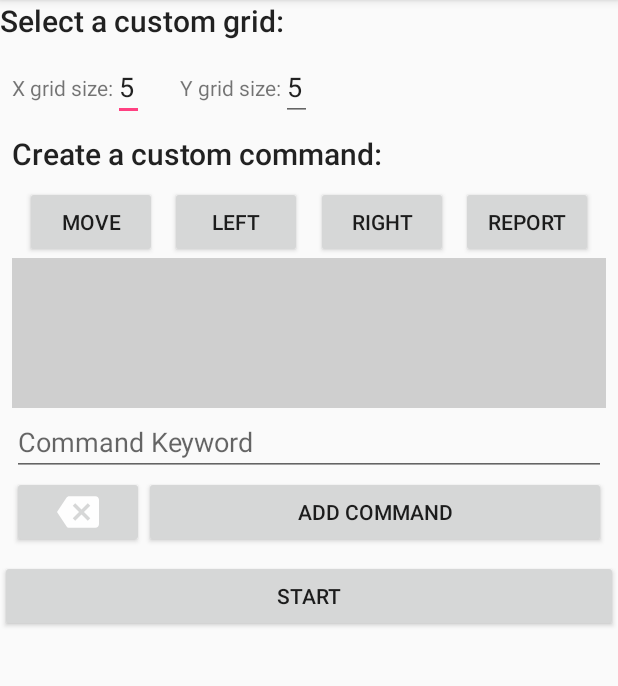
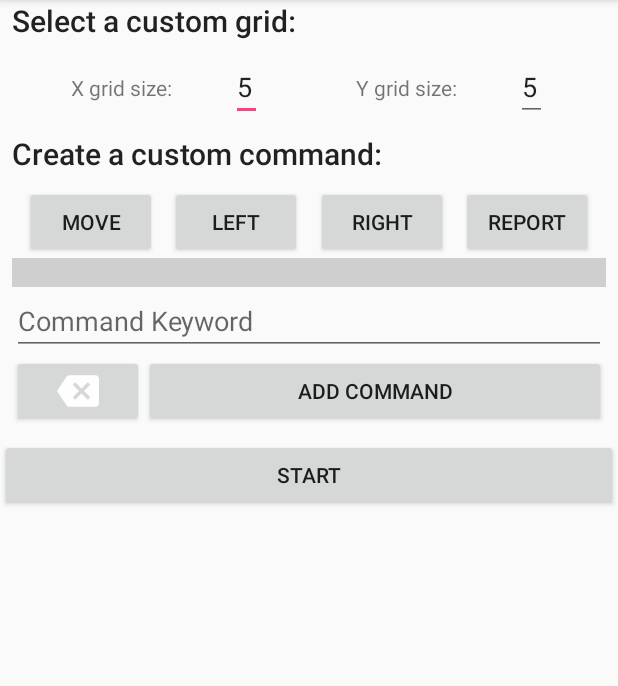
Before and after one commit to Davidvster/Android-robot-test, an Android app: the screen it shows after launch (SettingsActivity), on a phone screen of 412 x 824 dp, the part 84-770 px from its top. Run offline under Robolectric (Android 15) with nearby library versions, the phone set to English and light mode, and no system bars.

Commit message:
code changes

```diff
--- a/app/src/main/java/com/valic/david/robottest/model/Command.kt
+++ b/app/src/main/java/com/valic/david/robottest/model/Command.kt
@@ -4,5 +4,5 @@ import java.io.Serializable
 
 class Command : Serializable {
     var name: String = ""
-    val actions = mutableListOf<String>()
+    val actions = mutableListOf<Robot.Action>()
 }
--- a/app/src/main/res/layout/activity_settings.xml
+++ b/app/src/main/res/layout/activity_settings.xml
@@ -1,17 +1,28 @@
 <?xml version="1.0" encoding="utf-8"?>
-<android.support.constraint.ConstraintLayout xmlns:android="http://schemas.android.com/apk/res/android"
+<FrameLayout xmlns:android="http://schemas.android.com/apk/res/android"
     xmlns:app="http://schemas.android.com/apk/res-auto"
     xmlns:tools="http://schemas.android.com/tools"
     android:layout_width="match_parent"
     android:layout_height="match_parent"
     tools:context=".SettingsActivity">
 
+    <ScrollView
+        android:layout_width="match_parent"
+        android:layout_height="match_parent">
+
+        <android.support.constraint.ConstraintLayout
+            android:layout_width="match_parent"
+            android:layout_height="wrap_content">
+
             <TextView
                 android:id="@+id/custom_grid_title"
                 android:layout_width="match_parent"
                 android:layout_height="wrap_content"
+                android:paddingLeft="8dp"
+                android:paddingRight="8dp"
                 style="@style/TextAppearance.AppCompat.Light.SearchResult.Title"
                 app:layout_constraintTop_toTopOf="parent"
+                app:layout_constraintBottom_toTopOf="@+id/grid_layout"
                 android:text="@string/text_custom_grid_title"/>
 
             <android.support.constraint.ConstraintLayout
@@ -19,6 +30,7 @@
                 android:layout_width="match_parent"
                 android:layout_height="wrap_content"
                 app:layout_constraintTop_toBottomOf="@+id/custom_grid_title"
+                app:layout_constraintBottom_toTopOf="@+id/custom_command_title"
                 android:padding="8dp">
 
                 <TextView
@@ -38,6 +50,7 @@
                     android:layout_height="wrap_content"
                     android:inputType="number"
                     app:layout_constraintStart_toEndOf="@+id/grid_x_text"
+                    app:layout_constraintEnd_toStartOf="@+id/grid_y_text"
                     android:text="5"/>
 
                 <TextView
@@ -45,6 +58,7 @@
                     android:layout_width="wrap_content"
                     android:layout_height="wrap_content"
                     android:layout_marginLeft="24dp"
+                    android:layout_marginStart="24dp"
                     app:layout_constraintTop_toTopOf="parent"
                     app:layout_constraintStart_toEndOf="@+id/grid_x"
                     app:layout_constraintEnd_toStartOf="@+id/grid_y"
@@ -56,6 +70,7 @@
                     android:layout_width="wrap_content"
                     android:layout_height="wrap_content"
                     app:layout_constraintStart_toEndOf="@+id/grid_y_text"
+                    app:layout_constraintEnd_toEndOf="parent"
                     android:inputType="number"
                     android:text="5"/>
 
@@ -69,6 +84,7 @@
                 android:paddingRight="8dp"
                 style="@style/TextAppearance.AppCompat.Light.SearchResult.Title"
                 app:layout_constraintTop_toBottomOf="@+id/grid_layout"
+                app:layout_constraintBottom_toTopOf="@+id/command_layout"
                 android:text="@string/text_custom_command_title"/>
 
             <android.support.constraint.ConstraintLayout
@@ -76,7 +92,8 @@
                 android:layout_width="match_parent"
                 android:layout_height="wrap_content"
                 android:padding="8dp"
-        app:layout_constraintTop_toBottomOf="@+id/custom_command_title">
+                app:layout_constraintTop_toBottomOf="@+id/custom_command_title"
+                app:layout_constraintBottom_toTopOf="@+id/start_main">
 
                 <Button
                     android:id="@+id/robot_move"
@@ -85,7 +102,7 @@
                     app:layout_constraintTop_toTopOf="parent"
                     app:layout_constraintStart_toStartOf="parent"
                     app:layout_constraintEnd_toStartOf="@+id/robot_left"
-            app:layout_constraintBottom_toTopOf="@+id/command_text_layout"
+                    app:layout_constraintBottom_toTopOf="@+id/command_text"
                     android:text="@string/button_move"/>
 
                 <Button
@@ -95,7 +112,7 @@
                     app:layout_constraintTop_toTopOf="parent"
                     app:layout_constraintStart_toEndOf="@+id/robot_move"
                     app:layout_constraintEnd_toStartOf="@+id/robot_right"
-            app:layout_constraintBottom_toTopOf="@+id/command_text_layout"
+                    app:layout_constraintBottom_toTopOf="@+id/command_text"
                     android:text="@string/button_left"/>
 
                 <Button
@@ -105,7 +122,7 @@
                     app:layout_constraintTop_toTopOf="parent"
                     app:layout_constraintStart_toEndOf="@+id/robot_left"
                     app:layout_constraintEnd_toStartOf="@+id/robot_report"
-            app:layout_constraintBottom_toTopOf="@+id/command_text_layout"
+                    app:layout_constraintBottom_toTopOf="@+id/command_text"
                     android:text="@string/button_right"/>
 
                 <Button
@@ -114,29 +131,22 @@
                     android:layout_height="wrap_content"
                     app:layout_constraintTop_toTopOf="parent"
                     app:layout_constraintStart_toEndOf="@+id/robot_right"
-            app:layout_constraintBottom_toTopOf="@+id/command_text_layout"
+                    app:layout_constraintBottom_toTopOf="@+id/command_text"
                     app:layout_constraintEnd_toEndOf="parent"
                     android:text="@string/button_report"/>
-
-        <ScrollView
-            android:id="@+id/command_text_layout"
-            android:layout_width="match_parent"
-            app:layout_constraintTop_toBottomOf="@+id/robot_report"
-            android:background="@color/grayBackground"
-            android:layout_height="100dp">
 
                     <TextView
                         android:id="@+id/command_text"
                         android:layout_width="match_parent"
-                android:layout_height="wrap_content" />
-
-        </ScrollView>
+                        android:layout_height="wrap_content"
+                        android:background="@color/grayBackground"
+                        app:layout_constraintTop_toBottomOf="@+id/robot_report"/>
 
                 <EditText
                     android:id="@+id/command_name"
                     android:layout_width="match_parent"
                     android:layout_height="wrap_content"
-            app:layout_constraintTop_toBottomOf="@+id/command_text_layout"
+                    app:layout_constraintTop_toBottomOf="@+id/command_text"
                     android:hint="@string/command_keyword"/>
 
                 <ImageView
@@ -165,6 +175,11 @@
                 android:layout_width="match_parent"
                 android:layout_height="wrap_content"
                 app:layout_constraintTop_toBottomOf="@+id/command_layout"
+                app:layout_constraintBottom_toBottomOf="parent"
                 android:text="@string/button_start"/>
 
         </android.support.constraint.ConstraintLayout>
+
+    </ScrollView>
+
+</FrameLayout>
--- a/app/src/main/res/values/strings.xml
+++ b/app/src/main/res/values/strings.xml
@@ -1,18 +1,23 @@
 <resources>
     <string name="app_name">RobotTest</string>
-    <string name="button_report">REPORT</string>
+    <string name="button_report">Report</string>
     <string name="button_right">Right</string>
     <string name="button_left">Left</string>
     <string name="button_move">Move</string>
-    <string name="button_place">Place</string>
+
     <string name="hint_y">Y</string>
     <string name="hint_x">X</string>
+    <string name="button_place">Place</string>
+
     <string name="menu_custom_commands">Custom Commands</string>
+    <string name="custom_command_dialog_title">Choose a custom command</string>
+    <string name="edit_custom_command_dialog_title">Click a custom command to edit it</string>
     <string name="command_keyword">Command Keyword</string>
+    <string name="text_custom_command_title">Create a custom command:</string>
     <string name="button_add_command">Add Command</string>
-    <string name="button_start">Start</string>
     <string name="text_grid_y">Y grid size:</string>
     <string name="text_grid_x">X grid size:</string>
     <string name="text_custom_grid_title">Select a custom grid:</string>
-    <string name="text_custom_command_title">Create a custom command:</string>
+    <string name="button_start">Start</string>
+
 </resources>
```
Also changed, not shown: app/src/main/java/com/valic/david/robottest/MainActivity.kt (+8 -8 lines), app/src/main/java/com/valic/david/robottest/SettingsActivity.kt (+11 -11 lines), app/src/main/java/com/valic/david/robottest/model/Robot.kt (+11 -7 lines), app/src/main/java/com/valic/david/robottest/views/RobotCanvas.kt (+5 -3 lines), app/src/main/res/layout/activity_main.xml (+29 -16 lines), 2 other files. Lines whose indentation alone changed are shown as unchanged.
